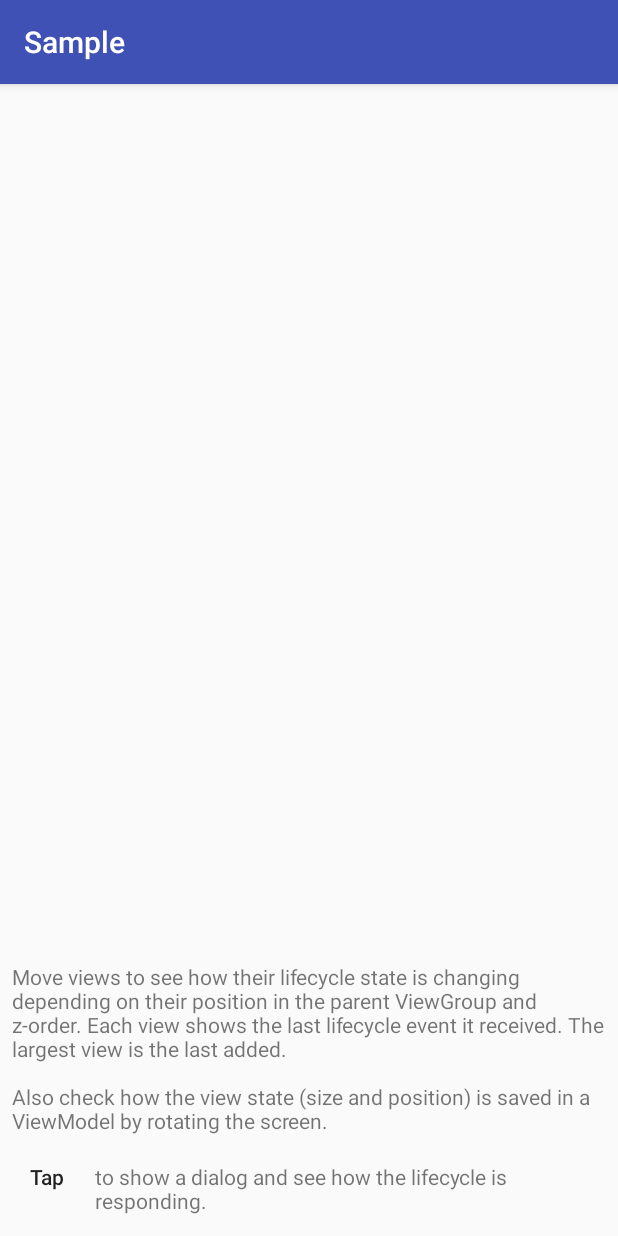
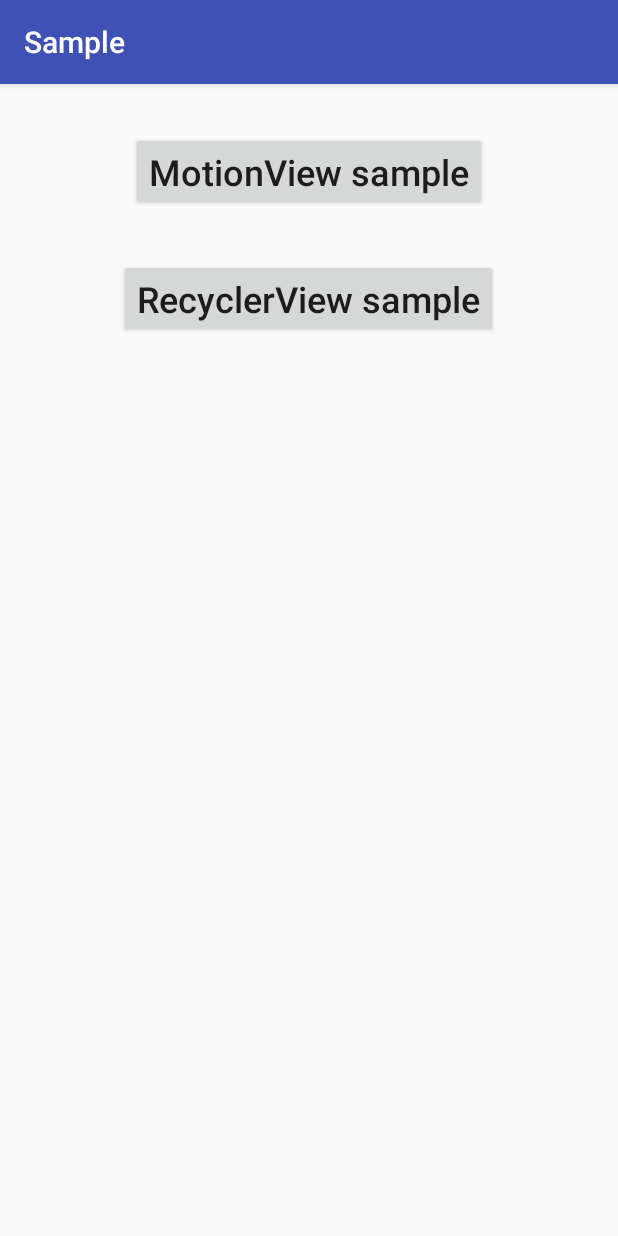
Before and after one commit to yura91/SmartViews, an Android app: the screen it shows after launch (SampleActivity before the commit, MainActivity after it), on a phone screen of 412 x 824 dp. Run offline under Robolectric (Android 15) with nearby library versions, the phone set to English and light mode, and no system bars; 6 statements that could not run were skipped.

Commit message:
Sample update

```diff
--- /dev/null
+++ b/sample/src/main/java/com/ea/viewlifecycle/sample/MainNavigator.kt
@@ -0,0 +1,10 @@
+package com.ea.viewlifecycle.sample
+
+import android.view.View
+
+interface MainNavigator {
+
+    fun navigateForward(view: View)
+
+    fun navigateBack()
+}
--- /dev/null
+++ b/sample/src/main/java/com/ea/viewlifecycle/sample/MainView.kt
@@ -0,0 +1,38 @@
+package com.ea.viewlifecycle.sample
+
+import android.arch.lifecycle.Lifecycle
+import android.arch.lifecycle.LifecycleObserver
+import android.arch.lifecycle.OnLifecycleEvent
+import android.content.Context
+import android.util.AttributeSet
+import android.view.LayoutInflater
+import android.widget.LinearLayout
+import com.ea.viewlifecycle.lifecycleOwner
+import com.ea.viewlifecycle.sample.motionview.SampleMotionView
+import kotlinx.android.synthetic.main.view_main.view.*
+
+class MainView : LinearLayout, LifecycleObserver {
+
+    constructor(context: Context?) : super(context)
+    constructor(context: Context?, attrs: AttributeSet?) : super(context, attrs)
+    constructor(context: Context?, attrs: AttributeSet?, defStyleAttr: Int) : super(context, attrs, defStyleAttr)
+
+    init {
+        lifecycleOwner.lifecycle.addObserver(this)
+
+        LayoutInflater.from(context).inflate(R.layout.view_main, this, true)
+
+        sampleMotion.setOnClickListener {
+            navigator.navigateForward(SampleMotionView(context))
+        }
+
+        sampleRecycler.setOnClickListener {
+        }
+    }
+
+    @OnLifecycleEvent(Lifecycle.Event.ON_START)
+    private fun onStart() {
+        activity.title = resources.getString(R.string.app_name)
+        activity.supportActionBar?.setDisplayHomeAsUpEnabled(false)
+    }
+}
--- a/sample/src/main/java/com/ea/viewlifecycle/sample/SampleActivity.kt
+++ /dev/null
@@ -1,45 +0,0 @@
-package com.ea.viewlifecycle.sample
-
-import android.content.Intent
-import android.graphics.Point
-import android.os.Bundle
-import android.support.v7.app.AppCompatActivity
-import android.view.View
-import android.widget.FrameLayout
-import com.ea.viewlifecycle.trackNavigation
-import kotlinx.android.synthetic.main.activity_sample.*
-
-class SampleActivity : AppCompatActivity() {
-
-    override fun onCreate(savedInstanceState: Bundle?) {
-        super.onCreate(savedInstanceState)
-        setContentView(R.layout.activity_sample)
-        if (savedInstanceState == null) {
-            fillView()
-        }
-        buttonDialog.setOnClickListener {
-            startActivity(Intent(this, DialogActivity::class.java))
-        }
-    }
-
-    private fun fillView(): View {
-        val viewsCount = 3
-        val display = windowManager.defaultDisplay
-        val point = Point()
-        display.getSize(point)
-        val minSize = Math.min(point.x, point.y) / (viewsCount + 1)
-        val maxSize = Math.min(point.x, point.y)
-
-        for (i in 0 until viewsCount) {
-            val view = LifecycleStateView(this)
-            val size = (minSize + (maxSize - minSize) * i.toFloat() / viewsCount).toInt()
-            val lp = FrameLayout.LayoutParams(size, size)
-            view.translationY = maxSize - minSize - size.toFloat()
-
-            motionView.addView(view, lp)
-        }
-
-        motionView.trackNavigation()
-        return motionView
-    }
-}
--- a/sample/src/main/java/com/ea/viewlifecycle/sample/DialogActivity.kt
+++ b/sample/src/main/java/com/ea/viewlifecycle/sample/motionview/DialogActivity.kt
@@ -1,7 +1,8 @@
-package com.ea.viewlifecycle.sample
+package com.ea.viewlifecycle.sample.motionview
 
 import android.os.Bundle
 import android.support.v7.app.AppCompatActivity
+import com.ea.viewlifecycle.sample.R
 
 class DialogActivity : AppCompatActivity() {
 
--- a/sample/src/main/java/com/ea/viewlifecycle/sample/LifecycleStateView.kt
+++ b/sample/src/main/java/com/ea/viewlifecycle/sample/motionview/LifecycleStateView.kt
@@ -1,4 +1,4 @@
-package com.ea.viewlifecycle.sample
+package com.ea.viewlifecycle.sample.motionview
 
 import android.arch.lifecycle.GenericLifecycleObserver
 import android.arch.lifecycle.Lifecycle
@@ -10,6 +10,7 @@ import android.util.TypedValue
 import android.widget.FrameLayout
 import android.widget.TextView
 import com.ea.viewlifecycle.lifecycleOwner
+import com.ea.viewlifecycle.sample.R
 import com.ea.viewlifecycle.viewModelProvider
 
 class LifecycleStateView : TextView, GenericLifecycleObserver {
--- a/sample/src/main/java/com/ea/viewlifecycle/sample/LifecycleStateViewModel.kt
+++ b/sample/src/main/java/com/ea/viewlifecycle/sample/motionview/LifecycleStateViewModel.kt
@@ -1,4 +1,4 @@
-package com.ea.viewlifecycle.sample
+package com.ea.viewlifecycle.sample.motionview
 
 import android.arch.lifecycle.MutableLiveData
 import android.arch.lifecycle.ViewModel
--- a/sample/src/main/java/com/ea/viewlifecycle/sample/MotionView.kt
+++ b/sample/src/main/java/com/ea/viewlifecycle/sample/motionview/MotionView.kt
@@ -1,4 +1,4 @@
-package com.ea.viewlifecycle.sample
+package com.ea.viewlifecycle.sample.motionview
 
 import android.content.Context
 import android.graphics.Matrix
@@ -8,6 +8,9 @@ import android.view.MotionEvent
 import android.view.View
 import android.widget.FrameLayout
 
+/**
+ * A [FrameLayout] whose children can be moved.
+ */
 class MotionView : FrameLayout {
 
     private var selectedView: View? = null
--- /dev/null
+++ b/sample/src/main/res/layout/activity_main.xml
@@ -0,0 +1,6 @@
+<?xml version="1.0" encoding="utf-8"?>
+<FrameLayout
+    xmlns:android="http://schemas.android.com/apk/res/android"
+    android:id="@+id/mainContainer"
+    android:layout_width="match_parent"
+    android:layout_height="match_parent"/>
--- /dev/null
+++ b/sample/src/main/res/layout/view_main.xml
@@ -0,0 +1,26 @@
+<?xml version="1.0" encoding="utf-8"?>
+<LinearLayout
+    xmlns:android="http://schemas.android.com/apk/res/android"
+    android:layout_width="match_parent"
+    android:layout_height="match_parent"
+    android:gravity="center_horizontal"
+    android:orientation="vertical">
+
+    <Button
+        android:id="@+id/sampleMotion"
+        android:layout_width="wrap_content"
+        android:layout_height="wrap_content"
+        android:layout_marginTop="@dimen/offset_32"
+        android:text="@string/sample_motion"
+        android:textAllCaps="false"
+        android:textSize="@dimen/text_24"/>
+
+    <Button
+        android:id="@+id/sampleRecycler"
+        android:layout_width="wrap_content"
+        android:layout_height="wrap_content"
+        android:layout_marginTop="@dimen/offset_32"
+        android:text="@string/sample_recycler"
+        android:textAllCaps="false"
+        android:textSize="@dimen/text_24"/>
+</LinearLayout>
--- a/sample/src/main/res/layout/activity_sample.xml
+++ b/sample/src/main/res/layout/view_sample_motion.xml
@@ -1,13 +1,17 @@
 <?xml version="1.0" encoding="utf-8"?>
-<FrameLayout
+<merge
     xmlns:android="http://schemas.android.com/apk/res/android"
+    xmlns:tools="http://schemas.android.com/tools"
     android:layout_width="match_parent"
-    android:layout_height="match_parent">
+    android:layout_height="match_parent"
+    tools:parentTag="android.widget.FrameLayout">
 
-    <com.ea.viewlifecycle.sample.MotionView
+    <com.ea.viewlifecycle.sample.motionview.MotionView
         android:id="@+id/motionView"
         android:layout_width="match_parent"
-        android:layout_height="match_parent"/>
+        android:layout_height="match_parent"
+        android:layout_margin="@dimen/offset_16"
+        android:layout_weight="1"/>
 
     <LinearLayout
         android:layout_width="match_parent"
@@ -33,17 +37,18 @@
                 style="?attr/borderlessButtonStyle"
                 android:layout_width="wrap_content"
                 android:layout_height="wrap_content"
+                android:minWidth="0dp"
                 android:minHeight="0dp"
-                android:minWidth="0dp"
                 android:text="@string/tap"
                 android:textAllCaps="false"/>
 
             <TextView
                 android:layout_width="wrap_content"
                 android:layout_height="wrap_content"
+                android:layout_marginLeft="@dimen/offset_8"
                 android:layout_marginBottom="@dimen/offset_16"
-                android:layout_marginLeft="@dimen/offset_8"
-                android:text="@string/tap_label"/>
+                android:text="@string/tap_label"
+                tools:ignore="RtlHardcoded"/>
         </LinearLayout>
     </LinearLayout>
-</FrameLayout>
+</merge>
--- /dev/null
+++ b/sample/src/main/res/values/ids.xml
@@ -0,0 +1,6 @@
+<?xml version="1.0" encoding="utf-8"?>
+<resources>
+    <item name="view_lifecycle_state_1" type="id"/>
+    <item name="view_lifecycle_state_2" type="id"/>
+    <item name="view_lifecycle_state_3" type="id"/>
+</resources>
--- a/sample/src/main/res/values/strings.xml
+++ b/sample/src/main/res/values/strings.xml
@@ -1,5 +1,7 @@
 <resources>
     <string name="app_name">Sample</string>
+    <string name="sample_motion">MotionView sample</string>
+    <string name="sample_recycler">RecyclerView sample</string>
     <string name="move_label">Move views to see how their lifecycle state is changing
         depending on their position in the parent ViewGroup and z-order.
         Each view shows the last lifecycle event it received.
```
Also changed, not shown: sample/src/main/AndroidManifest.xml (+5 -3 lines), sample/src/main/java/com/ea/viewlifecycle/sample/MainActivity.kt (added, +62 -0 lines), sample/src/main/java/com/ea/viewlifecycle/sample/motionview/SampleMotionView.kt (added, +74 -0 lines).
